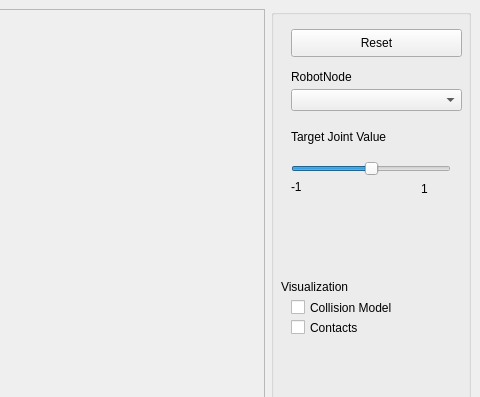
First picture: the form in SimDynamics/examples/SimDynamicsViewer/simDynamicsViewer.ui, repository softbankrobotics-research/Simox, before the edit; both pictures show x 374 to 854 and y 0 to 397 of the 854 by 657 pixel window.
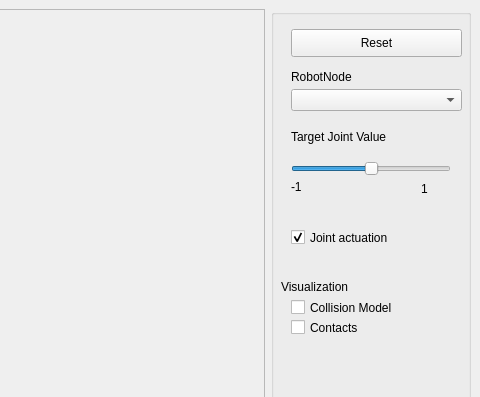
Second picture: the form after the edit.

What changed in the file:
```diff
--- a/SimDynamics/examples/SimDynamicsViewer/simDynamicsViewer.ui
+++ b/SimDynamics/examples/SimDynamicsViewer/simDynamicsViewer.ui
@@ -237,6 +237,22 @@
         <string>Contacts</string>
        </property>
       </widget>
+      <widget class="QCheckBox" name="checkBoxActuation">
+       <property name="geometry">
+        <rect>
+         <x>20</x>
+         <y>220</y>
+         <width>141</width>
+         <height>17</height>
+        </rect>
+       </property>
+       <property name="text">
+        <string>Joint actuation</string>
+       </property>
+       <property name="checked">
+        <bool>true</bool>
+       </property>
+      </widget>
      </widget>
     </item>
    </layout>
```
